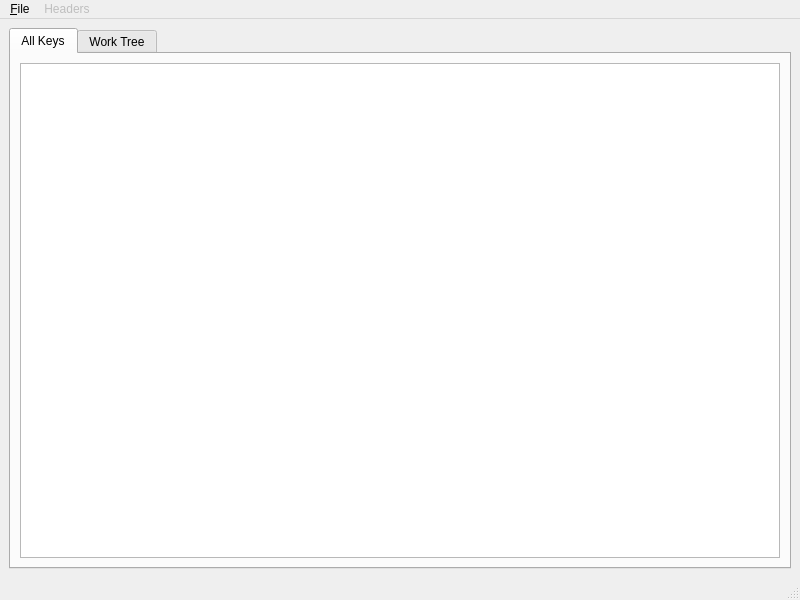
This is qtdesigner-ui/main_window.ui in alpernebbi/git-annex-metadata-gui as Qt 5 draws it before an edit. The edited form follows.
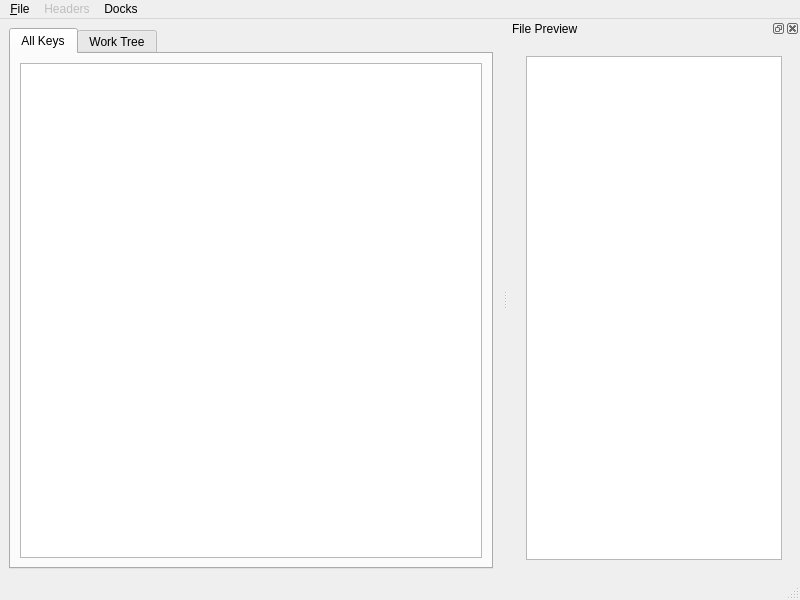
This is the edited form.

Commit message: Implement the file preview dock

```diff
--- a/qtdesigner-ui/main_window.ui
+++ b/qtdesigner-ui/main_window.ui
@@ -113,10 +113,58 @@
      <string>Headers</string>
     </property>
    </widget>
+   <widget class="QMenu" name="menu_docks">
+    <property name="title">
+     <string>Docks</string>
+    </property>
+   </widget>
    <addaction name="menu_file"/>
    <addaction name="menu_headers"/>
+   <addaction name="menu_docks"/>
   </widget>
   <widget class="QStatusBar" name="statusbar"/>
+  <widget class="QDockWidget" name="dock_preview">
+   <property name="windowTitle">
+    <string>File Preview</string>
+   </property>
+   <attribute name="dockWidgetArea">
+    <number>2</number>
+   </attribute>
+   <widget class="QWidget" name="dock_preview_contents">
+    <layout class="QGridLayout" name="gridLayout">
+     <item row="0" column="0">
+      <widget class="QStackedWidget" name="stack_preview">
+       <widget class="QWidget" name="page_text_preview">
+        <layout class="QGridLayout" name="gridLayout_2">
+         <item row="0" column="0">
+          <widget class="QPlainTextEdit" name="text_preview">
+           <property name="font">
+            <font>
+             <family>Monospace</family>
+            </font>
+           </property>
+           <property name="lineWrapMode">
+            <enum>QPlainTextEdit::NoWrap</enum>
+           </property>
+           <property name="readOnly">
+            <bool>true</bool>
+           </property>
+          </widget>
+         </item>
+        </layout>
+       </widget>
+       <widget class="QWidget" name="page_graphics_preview">
+        <layout class="QGridLayout" name="gridLayout_3">
+         <item row="0" column="0">
+          <widget class="QGraphicsView" name="graphics_preview"/>
+         </item>
+        </layout>
+       </widget>
+      </widget>
+     </item>
+    </layout>
+   </widget>
+  </widget>
   <action name="action_open">
    <property name="text">
     <string>&amp;Open</string>
```
The commit also changes 2 other files.
